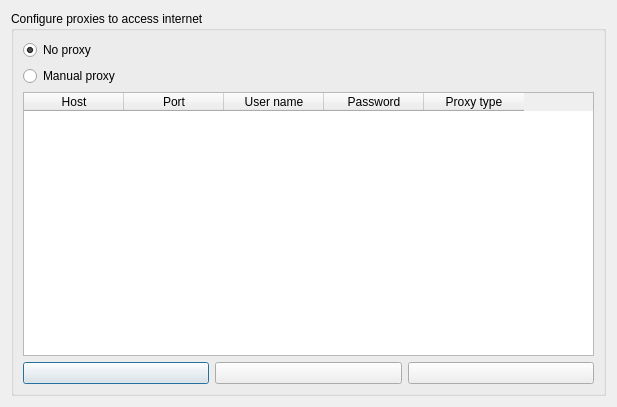
First picture: the form in ui/proxy_settings.ui, repository stereomatchingkiss/QImageScraper, before the edit.
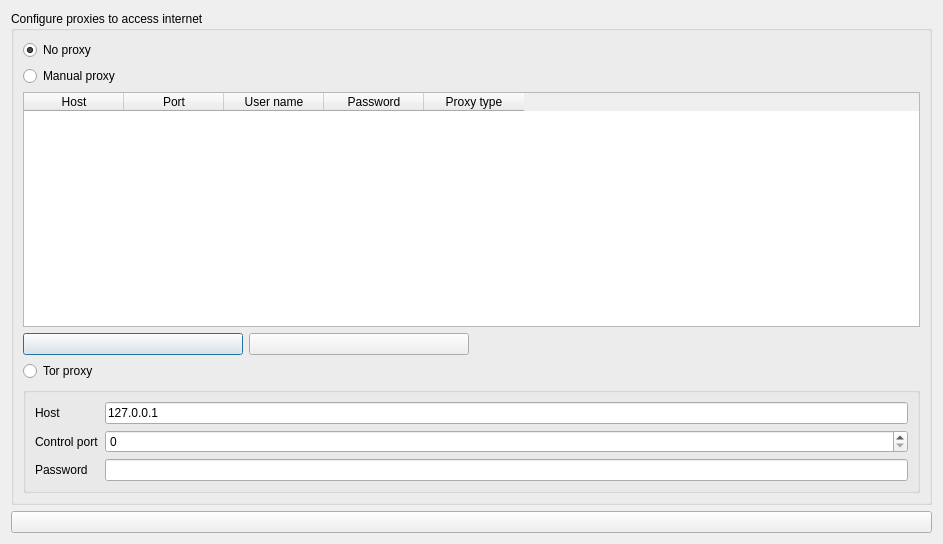
Second picture: the form after the edit. Icons and pictures are not drawn.

Commit message: add ui of Tor proxy

What changed in the file:
```diff
--- a/ui/proxy_settings.ui
+++ b/ui/proxy_settings.ui
@@ -6,32 +6,21 @@
    <rect>
     <x>0</x>
     <y>0</y>
-    <width>617</width>
-    <height>407</height>
+    <width>943</width>
+    <height>544</height>
    </rect>
   </property>
   <property name="windowTitle">
    <string>Dialog</string>
   </property>
-  <layout class="QGridLayout" name="gridLayout">
+  <layout class="QGridLayout" name="gridLayout_3">
    <item row="0" column="0">
     <widget class="QGroupBox" name="groupBox">
      <property name="title">
       <string>Configure proxies to access internet</string>
      </property>
-     <layout class="QGridLayout" name="gridLayout_2">
-      <item row="3" column="0">
-       <widget class="QPushButton" name="pushButtonAddProxy">
-        <property name="text">
-         <string/>
-        </property>
-        <property name="icon">
-         <iconset resource="../icons.qrc">
-          <normaloff>:/icons/add.png</normaloff>:/icons/add.png</iconset>
-        </property>
-       </widget>
-      </item>
-      <item row="0" column="0">
+     <layout class="QGridLayout" name="gridLayout">
+      <item row="0" column="0" colspan="2">
        <widget class="QRadioButton" name="radioButtonNoProxy">
         <property name="text">
          <string>No proxy</string>
@@ -41,36 +30,14 @@
         </property>
        </widget>
       </item>
-      <item row="1" column="0">
+      <item row="1" column="0" colspan="2">
        <widget class="QRadioButton" name="radioButtonManualProxy">
         <property name="text">
          <string>Manual proxy</string>
         </property>
        </widget>
       </item>
-      <item row="3" column="1">
-       <widget class="QPushButton" name="pushButtonDeleteProxy">
-        <property name="text">
-         <string/>
-        </property>
-        <property name="icon">
-         <iconset resource="../icons.qrc">
-          <normaloff>:/icons/delete.png</normaloff>:/icons/delete.png</iconset>
-        </property>
-       </widget>
-      </item>
-      <item row="3" column="2">
-       <widget class="QPushButton" name="pushButtonHelp">
-        <property name="text">
-         <string/>
-        </property>
-        <property name="icon">
-         <iconset resource="../icons.qrc">
-          <normaloff>:/icons/help.png</normaloff>:/icons/help.png</iconset>
-        </property>
-       </widget>
-      </item>
-      <item row="2" column="0" colspan="3">
+      <item row="2" column="0" colspan="4">
        <widget class="QTableWidget" name="tableWidgetPoxyTable">
         <column>
          <property name="text">
@@ -99,9 +66,96 @@
         </column>
        </widget>
       </item>
+      <item row="3" column="0">
+       <widget class="QPushButton" name="pushButtonAddProxy">
+        <property name="text">
+         <string/>
+        </property>
+        <property name="icon">
+         <iconset resource="../icons.qrc">
+          <normaloff>:/icons/add.png</normaloff>:/icons/add.png</iconset>
+        </property>
+       </widget>
+      </item>
+      <item row="4" column="0" colspan="2">
+       <widget class="QRadioButton" name="radioButtonTorProxy">
+        <property name="text">
+         <string>Tor proxy</string>
+        </property>
+       </widget>
+      </item>
+      <item row="5" column="0" colspan="4">
+       <widget class="QGroupBox" name="groupBox_2">
+        <property name="title">
+         <string/>
+        </property>
+        <layout class="QGridLayout" name="gridLayout_2">
+         <item row="1" column="0">
+          <widget class="QLabel" name="label_2">
+           <property name="text">
+            <string>Control port</string>
+           </property>
+          </widget>
+         </item>
+         <item row="2" column="0">
+          <widget class="QLabel" name="label_3">
+           <property name="text">
+            <string>Password</string>
+           </property>
+          </widget>
+         </item>
+         <item row="2" column="1">
+          <widget class="QLineEdit" name="lineEditTorPassword"/>
+         </item>
+         <item row="1" column="1">
+          <widget class="QSpinBox" name="spinBoxTorPort">
+           <property name="maximum">
+            <number>65535</number>
+           </property>
+          </widget>
+         </item>
+         <item row="0" column="0">
+          <widget class="QLabel" name="label">
+           <property name="text">
+            <string>Host</string>
+           </property>
+          </widget>
+         </item>
+         <item row="0" column="1">
+          <widget class="QLineEdit" name="lineEditTorHost">
+           <property name="text">
+            <string>127.0.0.1</string>
+           </property>
+          </widget>
+         </item>
+        </layout>
+       </widget>
+      </item>
+      <item row="3" column="1">
+       <widget class="QPushButton" name="pushButtonDeleteProxy">
+        <property name="text">
+         <string/>
+        </property>
+        <property name="icon">
+         <iconset resource="../icons.qrc">
+          <normaloff>:/icons/delete.png</normaloff>:/icons/delete.png</iconset>
+        </property>
+       </widget>
+      </item>
      </layout>
     </widget>
    </item>
+   <item row="1" column="0">
+    <widget class="QPushButton" name="pushButtonHelp">
+     <property name="text">
+      <string/>
+     </property>
+     <property name="icon">
+      <iconset resource="../icons.qrc">
+       <normaloff>:/icons/help.png</normaloff>:/icons/help.png</iconset>
+     </property>
+    </widget>
+   </item>
   </layout>
  </widget>
  <resources>
```
